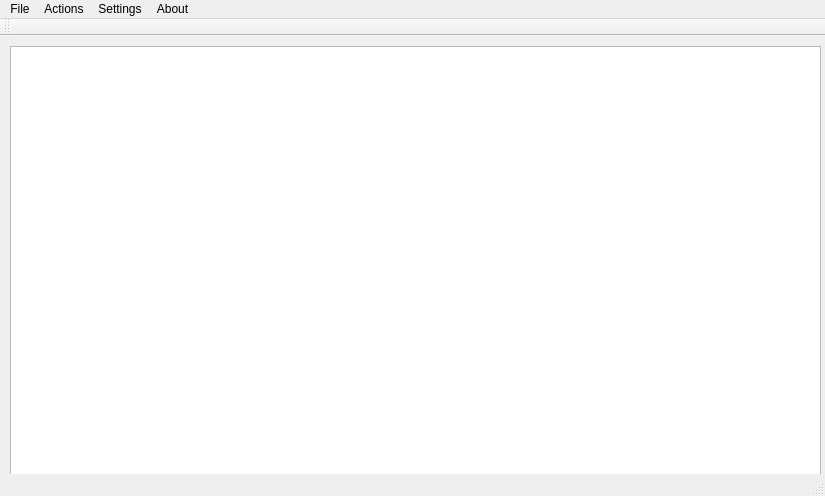
Old version of the form ProjectTry2/graphdigitiser.ui in the repository XueyangLiu1/QtGraphDigitiser.
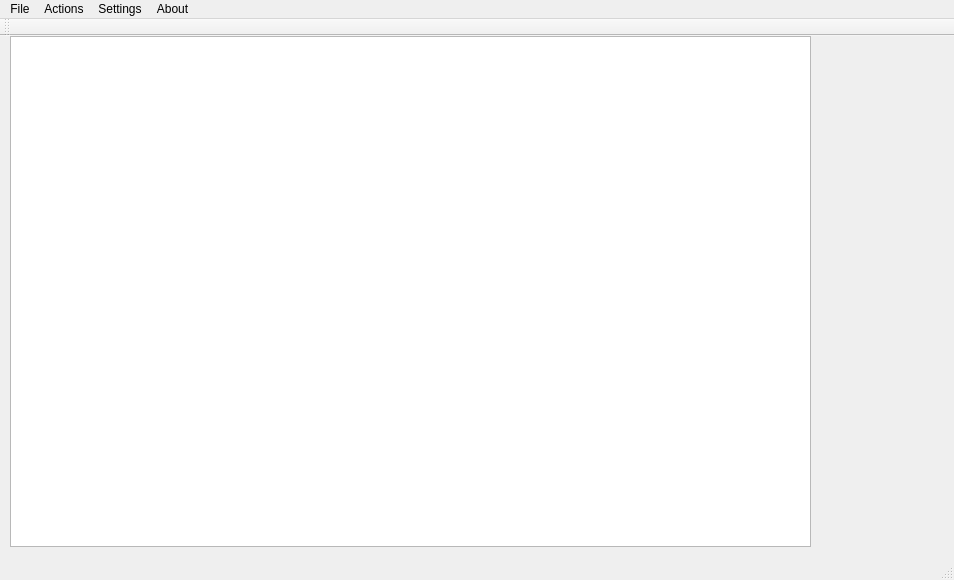
New version of the form.

```diff
--- a/ProjectTry2/graphdigitiser.ui
+++ b/ProjectTry2/graphdigitiser.ui
@@ -6,8 +6,8 @@
    <rect>
     <x>0</x>
     <y>0</y>
-    <width>825</width>
-    <height>496</height>
+    <width>954</width>
+    <height>580</height>
    </rect>
   </property>
   <property name="windowTitle">
@@ -18,11 +18,20 @@
     <property name="geometry">
      <rect>
       <x>10</x>
-      <y>10</y>
-      <width>811</width>
-      <height>431</height>
+      <y>0</y>
+      <width>801</width>
+      <height>511</height>
      </rect>
     </property>
+    <property name="sizePolicy">
+     <sizepolicy hsizetype="Expanding" vsizetype="Expanding">
+      <horstretch>0</horstretch>
+      <verstretch>0</verstretch>
+     </sizepolicy>
+    </property>
+    <property name="resizeAnchor">
+     <enum>QGraphicsView::AnchorUnderMouse</enum>
+    </property>
    </widget>
   </widget>
   <widget class="QMenuBar" name="menuBar">
@@ -30,7 +39,7 @@
     <rect>
      <x>0</x>
      <y>0</y>
-     <width>825</width>
+     <width>954</width>
      <height>21</height>
     </rect>
    </property>
```
Left out of the diff: 8 changed lines with no effect on the pictures.
